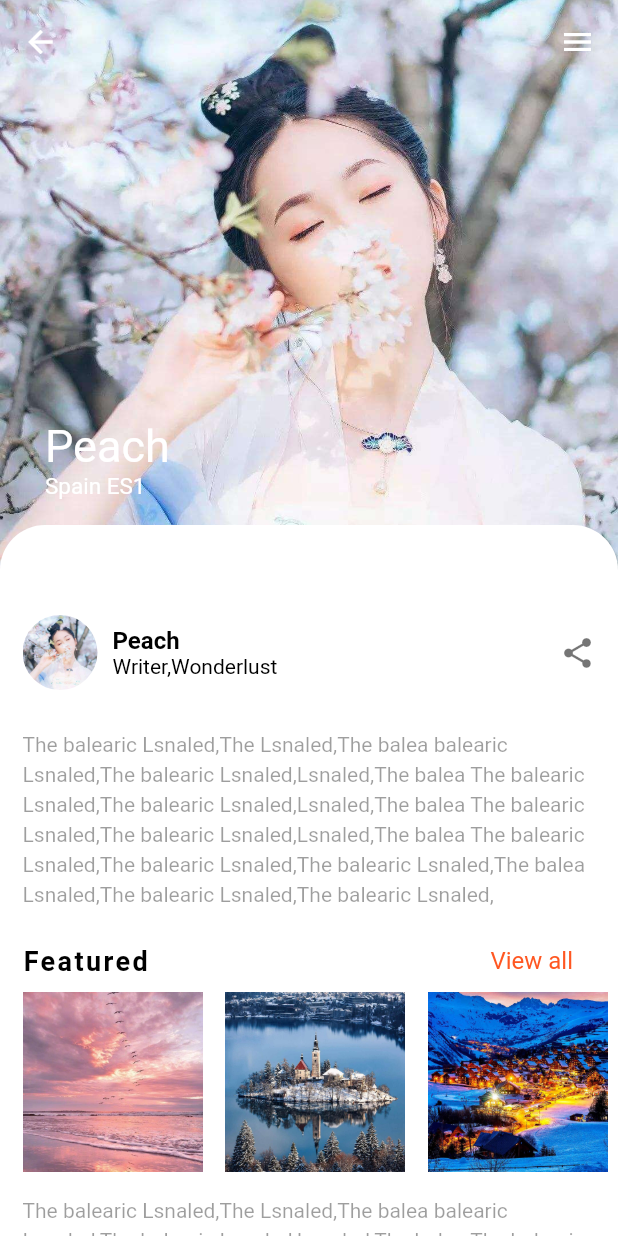
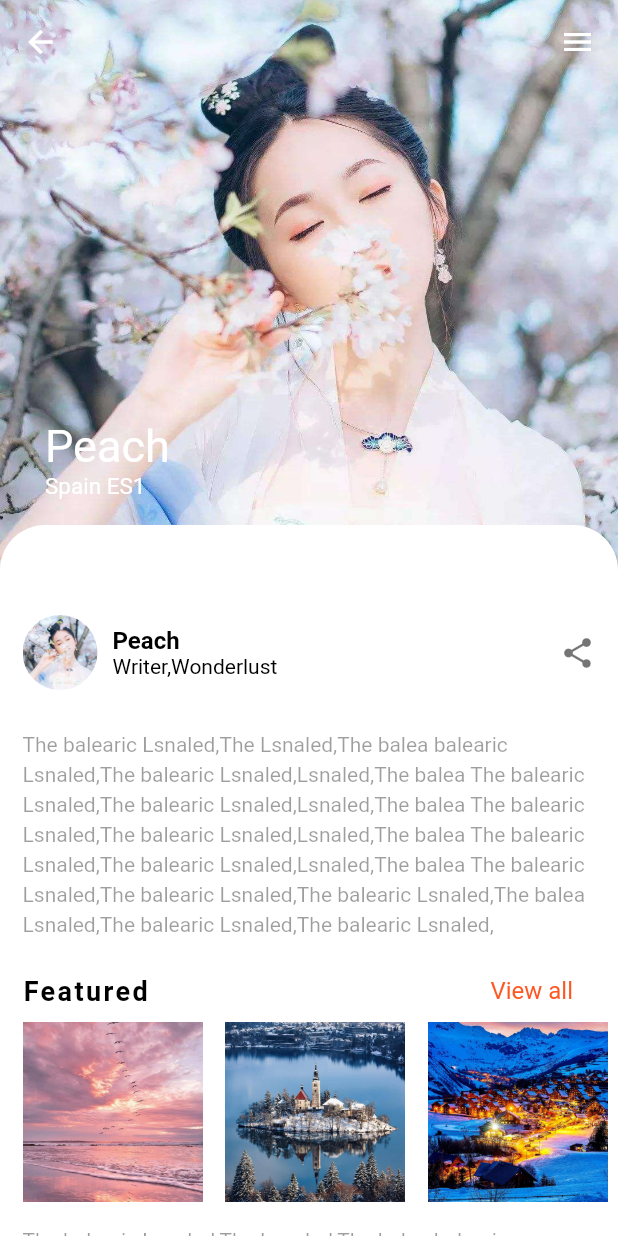
Before and after one commit to jiang111/flutter_code, a Flutter app: the DetailPage screen opened directly with sample values from the repository, on a phone screen of 412 x 824 dp. Run offline on Flutter 3.47's test engine with Material 2 defaults, Android fonts, the phone set to English and light mode, and no system bars.

Commit message:
update code

```diff
--- a/lib/sliver1/detail_page.dart
+++ b/lib/sliver1/detail_page.dart
@@ -97,6 +97,7 @@ class _DetailPageState extends State<DetailPage> {
               "The balearic Lsnaled,Lsnaled,The balea The balearic Lsnaled,"
               "The balearic Lsnaled,Lsnaled,The balea The balearic Lsnaled,"
               "The balearic Lsnaled,Lsnaled,The balea The balearic Lsnaled,"
+              "The balearic Lsnaled,Lsnaled,The balea The balearic Lsnaled,"
               "The balearic Lsnaled,The balearic Lsnaled,The balea Lsnaled,"
               "The balearic Lsnaled,The balearic Lsnaled,",
               style: TextStyle(
@@ -143,6 +144,9 @@ class _DetailPageState extends State<DetailPage> {
             ),
             child: Text(
               "The balearic Lsnaled,The Lsnaled,The balea balearic Lsnaled,"
+              "The balearic Lsnaled,Lsnaled,The balea The balearic Lsnaled,"
+              "The balearic Lsnaled,Lsnaled,The balea The balearic Lsnaled,"
+              "The balearic Lsnaled,Lsnaled,The balea The balearic Lsnaled,"
               "The balearic Lsnaled,Lsnaled,The balea The balearic Lsnaled,"
               "The balearic Lsnaled,Lsnaled,The balea ",
               style: TextStyle(
```
